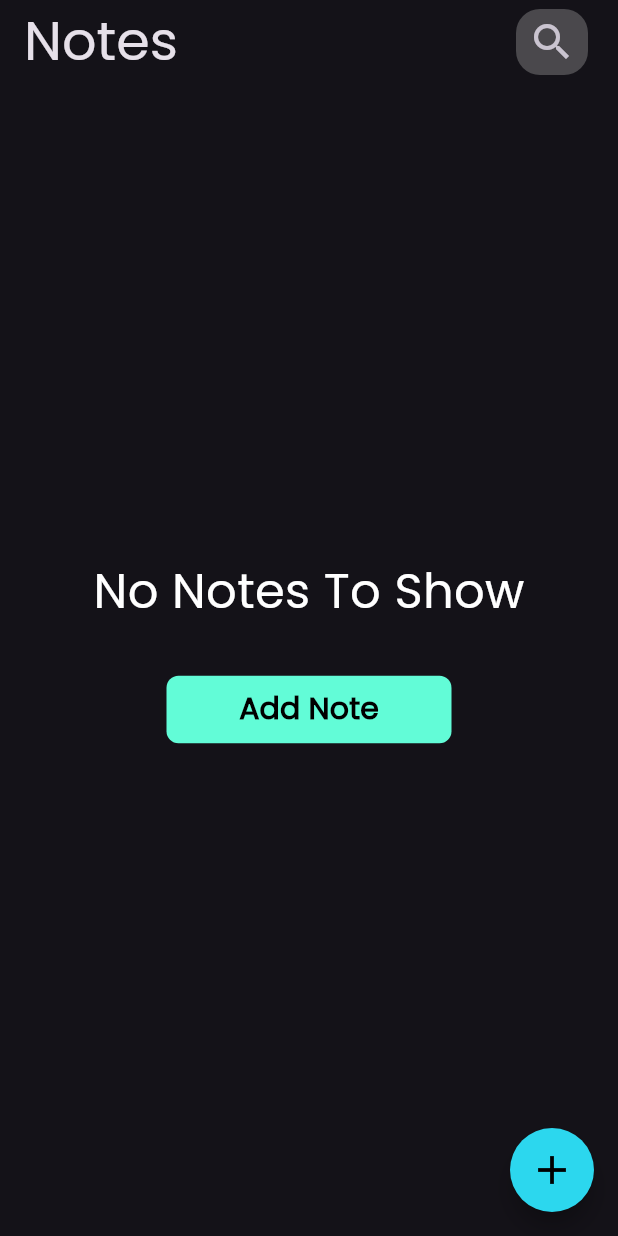
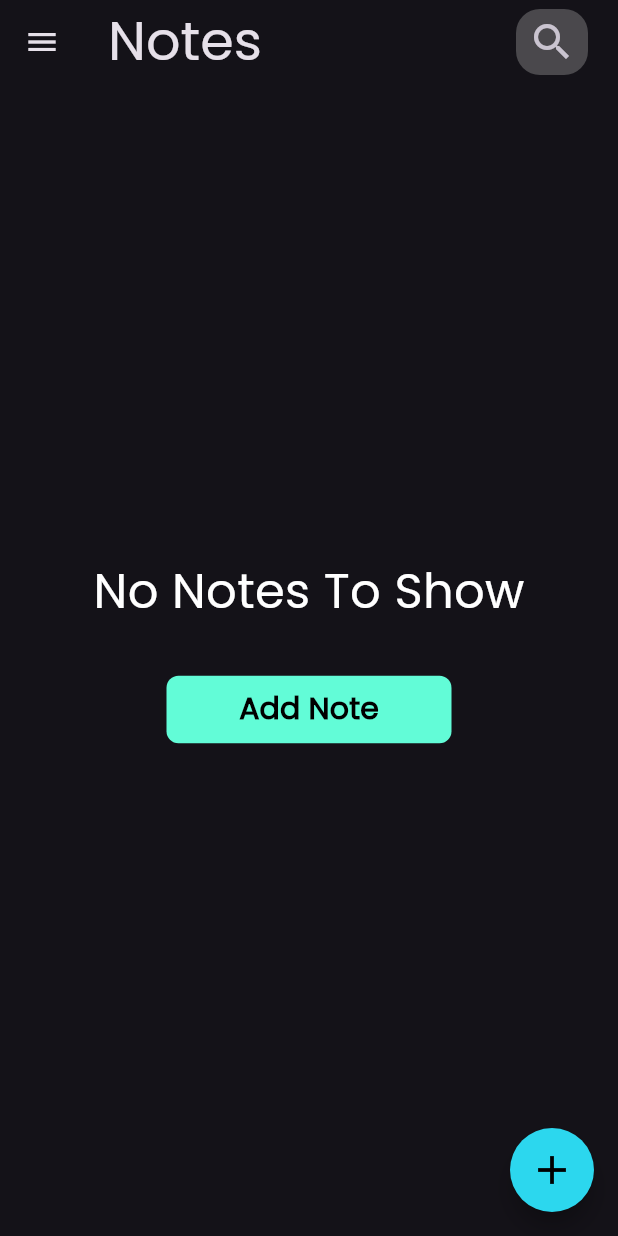
Before and after one commit to Evil-Knight1/notes_app, a Flutter app: the screen it shows after launch, on a phone screen of 412 x 824 dp. Run offline on Flutter 3.47's test engine with Material 3 defaults, Android fonts, the phone set to English and light mode, and no system bars; our stand-ins replace bloc, flutter_bloc, flutter_colorpicker, font_awesome_flutter, hive, hive_flutter; accounts and stored records are empty.

```diff
--- a/lib/cubit/notes_cubit/notes_state.dart
+++ b/lib/cubit/notes_cubit/notes_state.dart
@@ -4,6 +4,8 @@ part of 'notes_cubit.dart';
 sealed class NoteState {}
 
 final class NotesInitial extends NoteState {}
+
+final class NotesFetchSuccess extends NoteState {}
 
 final class NoteEditLoading extends NoteState {}
 
@@ -13,3 +15,15 @@ final class NoteEditFailure extends NoteState {
   NoteEditFailure({required this.errorMessage});
   final String errorMessage;
 }
+
+final class AddNoteCubitInitial extends NoteState {}
+
+class AddNoteLoadingState extends NoteState {}
+
+class AddNoteSuccessState extends NoteState {}
+
+class AddNoteFailureState extends NoteState {
+  final String errorMessage;
+
+  AddNoteFailureState({required this.errorMessage});
+}
--- a/lib/main.dart
+++ b/lib/main.dart
@@ -1,8 +1,8 @@
 import 'package:flutter/material.dart';
 import 'package:flutter_bloc/flutter_bloc.dart';
 import 'package:hive_flutter/hive_flutter.dart';
-import 'package:intl/intl.dart';
 import 'package:notes_app/constants.dart';
+import 'package:notes_app/cubit/notes_cubit/notes_cubit.dart';
 import 'package:notes_app/models/notes_model.dart';
 import 'package:notes_app/pages/notes_page.dart';
 import 'package:notes_app/simple_bloc_observer.dart';
@@ -11,8 +11,15 @@ void main() async {
   await Hive.initFlutter();
   Bloc.observer = SimpleBlocObserver();
   Hive.registerAdapter(NotesModelAdapter());
-  var box = await Hive.openBox<NotesModel>(kNotesBox);
 
+  await Hive.openBox<NotesModel>(kNotesBox).then((value) {
+    for (var box in value.values) {
+      if (box.fav == null) {
+        box.fav = false;
+        box.save();
+      }
+    }
+  });
   runApp(const NotesApp());
 }
 
@@ -21,10 +28,13 @@ class NotesApp extends StatelessWidget {
 
   @override
   Widget build(BuildContext context) {
-    return MaterialApp(
-      debugShowCheckedModeBanner: false,
-      theme: ThemeData(brightness: Brightness.dark, fontFamily: 'Poppins'),
-      home: const NotesPage(),
+    return BlocProvider(
+      create: (context) => NotesCubit(),
+      child: MaterialApp(
+        debugShowCheckedModeBanner: false,
+        theme: ThemeData(brightness: Brightness.dark, fontFamily: 'Poppins'),
+        home: const NotesPage(),
+      ),
     );
   }
 }
--- a/lib/models/notes_model.dart
+++ b/lib/models/notes_model.dart
@@ -12,15 +12,18 @@ class NotesModel extends HiveObject {
   String time;
   @HiveField(3)
   int color;
+  @HiveField(4)
+  bool? fav ;
 
   NotesModel({
     required this.title,
     required this.desc,
     required this.time,
     required this.color,
+    this.fav,
   });
   @override
   String toString() {
-    return 'title: $title desc: $desc time: $time color: $color';
+    return 'title: $title , desc: $desc , time: $time , color: $color , fav: $fav ';
   }
 }
--- a/lib/pages/notes_page.dart
+++ b/lib/pages/notes_page.dart
@@ -1,26 +1,60 @@
 import 'package:flutter/material.dart';
 import 'package:flutter_bloc/flutter_bloc.dart';
-import 'package:hive_flutter/hive_flutter.dart';
-import 'package:notes_app/constants.dart';
 import 'package:notes_app/cubit/notes_cubit/notes_cubit.dart';
 import 'package:notes_app/models/notes_model.dart';
+import 'package:notes_app/pages/fav_notes_page.dart';
 import 'package:notes_app/widgets/custom_app_bar.dart';
 import 'package:notes_app/widgets/add_note.dart';
 import 'package:notes_app/widgets/custom_note_item.dart';
 import 'package:notes_app/widgets/custom_text_button.dart';
 
-class NotesPage extends StatelessWidget {
+class NotesPage extends StatefulWidget {
   const NotesPage({super.key});
+
+  @override
+  State<NotesPage> createState() => _NotesPageState();
+}
+
+class _NotesPageState extends State<NotesPage> {
+  @override
+  void initState() {
+    context.read<NotesCubit>().fetchNotes();
+    super.initState();
+  }
+
   @override
   Widget build(BuildContext context) {
-    return BlocProvider(
-      create: (context) => NotesCubit(),
-      child: Scaffold(
-          appBar: CustomAppBar().customAppBar(
+    return Scaffold(
+        appBar: CustomAppBar.customAppBar(
             title: 'Notes',
             icon: Icons.search,
             background: const Color(0x639E9E9E),
             onPressed: () {}),
+        drawer: Drawer(
+          child: ListView(
+            children: [
+              const DrawerHeader(
+                  decoration: BoxDecoration(
+                    color: Colors.blue,
+                  ),
+                  child: CircleAvatar(
+                    backgroundColor: Colors.redAccent,
+                  )),
+              const ListTile(
+                leading: Icon(Icons.note),
+                title: Text('Home'),
+              ),
+              ListTile(
+                leading: const Icon(Icons.favorite),
+                title: const Text('Favorite'),
+                onTap: () => Navigator.push(
+                    context,
+                    MaterialPageRoute(
+                        builder: (context) => const FavNotesPage())),
+              ),
+            ],
+          ),
+        ),
         floatingActionButton: FloatingActionButton(
           onPressed: () {
             customModalBottomSheet(context);
@@ -33,11 +67,10 @@ class NotesPage extends StatelessWidget {
             color: Colors.black,
           ),
         ),
-          body: ValueListenableBuilder<Box>(
-            valueListenable: Hive.box<NotesModel>(kNotesBox).listenable(),
-            builder: (context, box, widget) {
-              Box<dynamic> data = box;
-              return data.isEmpty
+        body: BlocBuilder<NotesCubit, NoteState>(
+          builder: (context, state) {
+            List<NotesModel> notes = context.read<NotesCubit>().notes;
+            return notes.isEmpty
                 ? SizedBox(
                     width: double.infinity,
                     child: Column(
@@ -58,21 +91,19 @@ class NotesPage extends StatelessWidget {
                             width: MediaQuery.of(context).size.width * .5,
                             child: CustomTextButton(
                               text: 'Add Note',
-                                onPressed: () =>
-                                    customModalBottomSheet(context),
+                              onPressed: () => customModalBottomSheet(context),
                             ),
                           ),
                         ]),
                   )
                 : ListView.builder(
                     physics: const BouncingScrollPhysics(),
-                      itemCount: data.length,
+                    itemCount: notes.length,
                     itemBuilder: (context, index) => CustomNoteItem(
-                            note: data.getAt(index),
+                          note: notes[index],
                         ));
           },
-          )),
-    );
+        ));
   }
 
   Future<void> customModalBottomSheet(BuildContext context) {
--- a/lib/widgets/custom_app_bar.dart
+++ b/lib/widgets/custom_app_bar.dart
@@ -2,7 +2,7 @@ import 'package:flutter/material.dart';
 import 'package:notes_app/widgets/custom_icon_button.dart';
 
 class CustomAppBar {
-  AppBar customAppBar(
+  static AppBar customAppBar(
       {void Function()? onPressed,
       IconData? icon,
       Color? background,
```
Also changed, not shown: lib/cubit/add_note_cubit/add_note_cubit_cubit.dart (deleted, +0 -23 lines), lib/cubit/add_note_cubit/add_note_cubit_state.dart (deleted, +0 -16 lines), lib/cubit/notes_cubit/notes_cubit.dart (+30 -7 lines), lib/pages/fav_notes_page.dart (added, +42 -0 lines), lib/widgets/add_note.dart (+2 -5 lines), lib/widgets/add_note_form.dart (+8 -7 lines), lib/widgets/custom_note_item.dart (+41 -24 lines), lib/constants.dart (line endings or trailing spaces), lib/models/notes_model.g.dart, pubspec.lock. Lines whose indentation alone changed are shown as unchanged.
